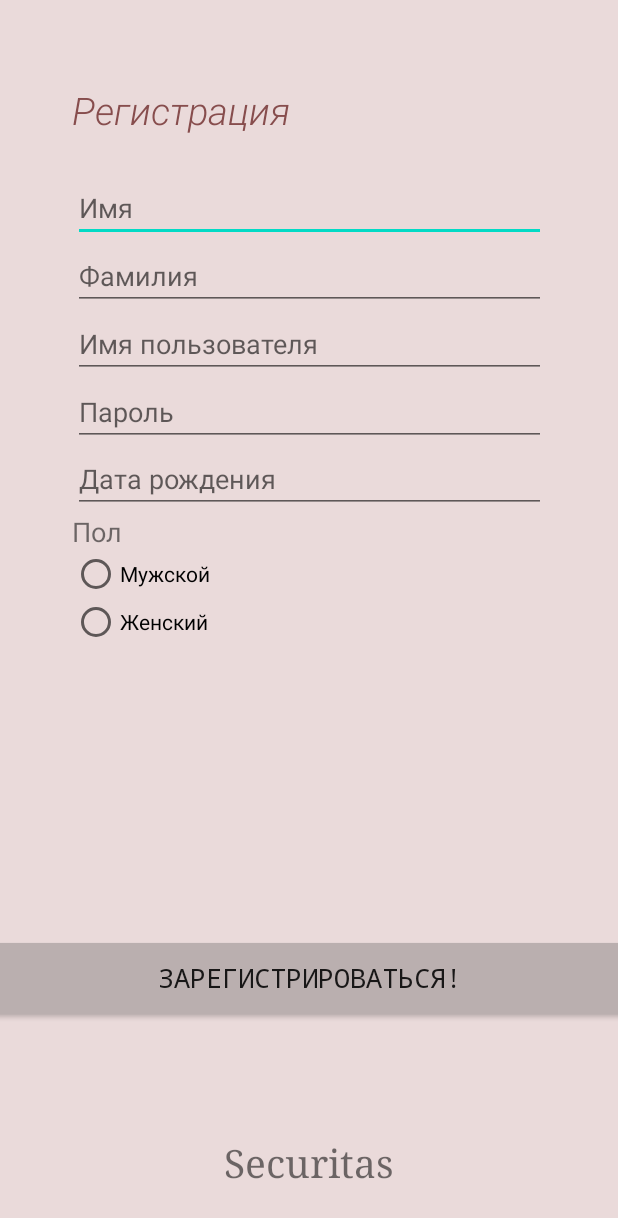
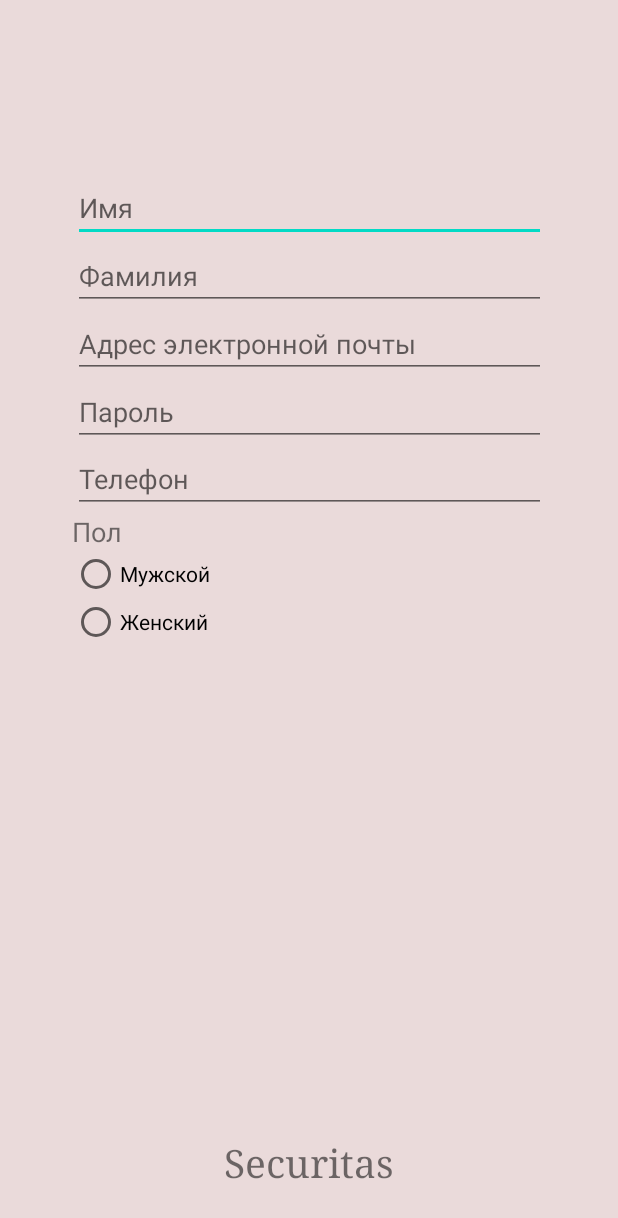
Before and after one commit to guyfox2001/securitasClient, an Android app: the RegistrationActivity screen opened directly, with no data from a screen before it, on a phone screen of 412 x 824 dp. Shown: the top 1218 px of the screen. Run offline under Robolectric (Android 15) with nearby library versions, the phone set to English and light mode, and no system bars.

Commit message:
-Add activity_profile.xml

```diff
--- /dev/null
+++ b/app/src/main/res/layout/activity_profile.xml
@@ -0,0 +1,6 @@
+<?xml version="1.0" encoding="utf-8"?>
+<androidx.constraintlayout.widget.ConstraintLayout
+    xmlns:android="http://schemas.android.com/apk/res/android" android:layout_width="match_parent"
+    android:layout_height="match_parent">
+
+</androidx.constraintlayout.widget.ConstraintLayout>
--- a/app/src/main/res/layout/activity_registration.xml
+++ b/app/src/main/res/layout/activity_registration.xml
@@ -42,7 +42,7 @@
         app:layout_constraintTop_toBottomOf="@+id/imageView">
 
         <EditText
-            android:id="@+id/editName"
+            android:id="@+id/editTextTextPersonName4"
             android:layout_width="match_parent"
             android:layout_height="wrap_content"
             android:ems="10"
@@ -50,7 +50,7 @@
             android:inputType="textPersonName" />
 
         <EditText
-            android:id="@+id/editSurname"
+            android:id="@+id/editTextTextPersonName5"
             android:layout_width="match_parent"
             android:layout_height="wrap_content"
             android:ems="10"
@@ -58,15 +58,15 @@
             android:inputType="textPersonName" />
 
         <EditText
-            android:id="@+id/editUserName"
+            android:id="@+id/editTextTextEmailAddress2"
             android:layout_width="match_parent"
             android:layout_height="wrap_content"
             android:ems="10"
-            android:hint="Имя пользователя"
+            android:hint="Адрес электронной почты"
             android:inputType="textEmailAddress" />
 
         <EditText
-            android:id="@+id/PasswordEdit"
+            android:id="@+id/editTextTextPassword3"
             android:layout_width="match_parent"
             android:layout_height="wrap_content"
             android:ems="10"
@@ -78,8 +78,8 @@
             android:layout_width="match_parent"
             android:layout_height="wrap_content"
             android:ems="10"
-            android:hint="Дата рождения"
-            android:inputType="date" />
+            android:hint="Телефон"
+            android:inputType="phone" />
     </LinearLayout>
 
     <RadioGroup
@@ -91,19 +91,16 @@
         app:layout_constraintStart_toStartOf="parent"
         app:layout_constraintTop_toBottomOf="@+id/textView7"
         app:layout_constraintVertical_bias="0.0">
-
         <RadioButton
-            android:id="@+id/MaleChoice"
+            android:id="@+id/radioButton3"
             android:layout_width="match_parent"
             android:layout_height="wrap_content"
             android:text="Мужской" />
-
         <RadioButton
-            android:id="@+id/FemaleChoice"
+            android:id="@+id/radioButton4"
             android:layout_width="match_parent"
             android:layout_height="wrap_content"
             android:text="Женский" />
-
     </RadioGroup>
 
     <TextView
@@ -118,38 +115,5 @@
         app:layout_constraintEnd_toEndOf="parent"
         app:layout_constraintStart_toStartOf="parent" />
 
-    <Button
-        android:id="@+id/RegisterButton"
-        android:layout_width="416dp"
-        android:layout_height="47dp"
-        android:background="@color/registColor"
-        android:fontFamily="monospace"
-        android:text="Зарегистрироваться!"
-        android:textSize="17sp"
-        android:typeface="sans"
-        app:layout_constraintBottom_toTopOf="@+id/textView6"
-        app:layout_constraintEnd_toEndOf="parent"
-        app:layout_constraintHorizontal_bias="0.6"
-        app:layout_constraintStart_toStartOf="parent"
-        app:layout_constraintTop_toBottomOf="@+id/linearLayout2"
-        app:layout_constraintVertical_bias="0.778" />
-
-    <TextView
-        android:id="@+id/textView5"
-        android:layout_width="280dp"
-        android:layout_height="40dp"
-        android:fontFamily="sans-serif-light"
-        android:text="Регистрация"
-        android:textColor="#874D4D"
-        android:textSize="25sp"
-        android:textStyle="italic"
-        android:typeface="monospace"
-        app:layout_constraintBottom_toTopOf="@+id/linearLayout2"
-        app:layout_constraintEnd_toEndOf="parent"
-        app:layout_constraintHorizontal_bias="0.366"
-        app:layout_constraintStart_toStartOf="parent"
-        app:layout_constraintTop_toBottomOf="@+id/imageView"
-        app:layout_constraintVertical_bias="0.615" />
-
 
 </androidx.constraintlayout.widget.ConstraintLayout>
```
